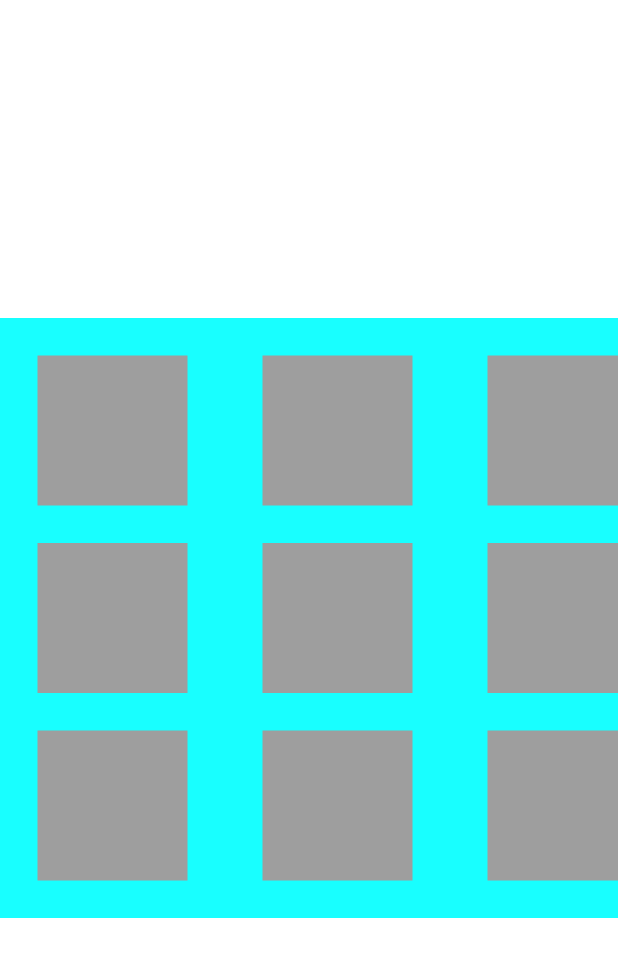
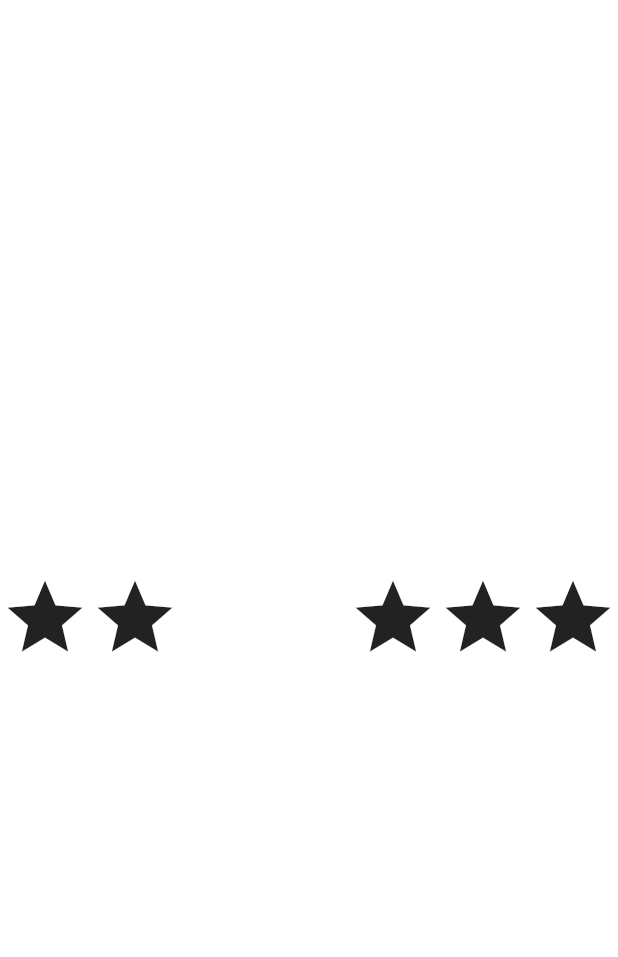
Before and after one commit to theeasylearn/flutter_11_basic_of_flutter, a Flutter app: the screen it shows after launch, on a phone screen of 412 x 824 dp. Shown: the top 957 px of the screen. Run offline on Flutter 3.47's test engine with Material 3 defaults, Android fonts, the phone set to English and light mode, and no system bars.

Commit message:
Initial commit

```diff
--- a/lib/main.dart
+++ b/lib/main.dart
@@ -1,69 +1,9 @@
+import 'package:basic_of_flutter/row_demo_2.dart';
 import 'package:flutter/material.dart';
+import 'package:basic_of_flutter/row_demo_1.dart';
+
 void main()
 {
-  //pass object of class that extends stateLess class
-  runApp(StackDemo2());
+  runApp(MyRowDemo2());
 }
-class StackDemo2 extends StatelessWidget {
-  const StackDemo2({super.key});
-
-  @override
-  Widget build(BuildContext context) {
-    return MaterialApp(
-      home: Center(
-        child: Container(
-          height: 400,
-          width: 450,
-          color: Colors.cyanAccent,
-          child: Stack(
-            children: [
-                //1st row
-                Positioned(
-                  top:25,left: 25,
-                  child: Container(height: 100,width: 100,
-                    color: Colors.grey,),),
-              Positioned(
-                top:25,left: 175,
-                child: Container(height: 100,width: 100,
-                  color: Colors.grey,),),
-              Positioned(
-                top:25,left: 325,
-                child: Container(height: 100,width: 100,
-                  color: Colors.grey,),),
-
-              //2nd row
-              Positioned(
-                top:150,left: 25,
-                child: Container(height: 100,width: 100,
-                  color: Colors.grey,),),
-              Positioned(
-                top:150,left: 175,
-                child: Container(height: 100,width: 100,
-                  color: Colors.grey,),),
-              Positioned(
-                top:150,left: 325,
-                child: Container(height: 100,width: 100,
-                  color: Colors.grey,),),
-
-              //3rd row
-              Positioned(
-                top:275,left: 25,
-                child: Container(height: 100,width: 100,
-                  color: Colors.grey,),),
-              Positioned(
-                top:275,left: 175,
-                child: Container(height: 100,width: 100,
-                  color: Colors.grey,),),
-              Positioned(
-                top:275,left: 325,
-                child: Container(height: 100,width: 100,
-                  color: Colors.grey,),),
-
-            ],
-          ),
-        ),
-        )
-      );
-  }
-
-}
+//create stateless class
--- /dev/null
+++ b/lib/row_demo_2.dart
@@ -0,0 +1,31 @@
+import 'package:flutter/material.dart';
+class MyRowDemo2 extends StatelessWidget {
+  const MyRowDemo2({super.key});
+
+  @override
+  Widget build(BuildContext context) {
+    return MaterialApp(
+        home: Center(
+          child: Row(
+            mainAxisAlignment: MainAxisAlignment.spaceBetween,
+            children: [
+              Row(
+                mainAxisSize: MainAxisSize.min,
+                children: [
+                  Icon(Icons.star,size: 60,),
+                  Icon(Icons.star,size: 60,)
+                ],),
+              Row(
+                mainAxisSize: MainAxisSize.min,
+                children: [
+                  Icon(Icons.star,size: 60,),
+                  Icon(Icons.star,size: 60,),
+                  Icon(Icons.star,size: 60,),
+                ],
+              ),
+            ],
+          ),
+        ),
+    );
+  }
+}
```
Also changed, not shown: lib/7_positioned_stack_2.dart (added, +68 -0 lines), lib/row_demo_1.dart (added, +24 -0 lines).
